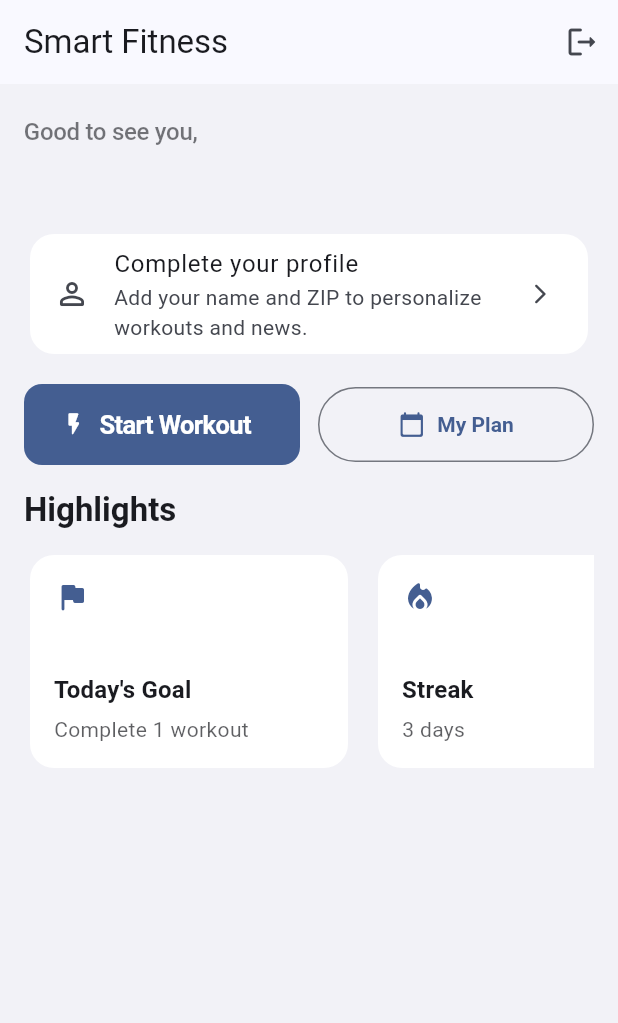
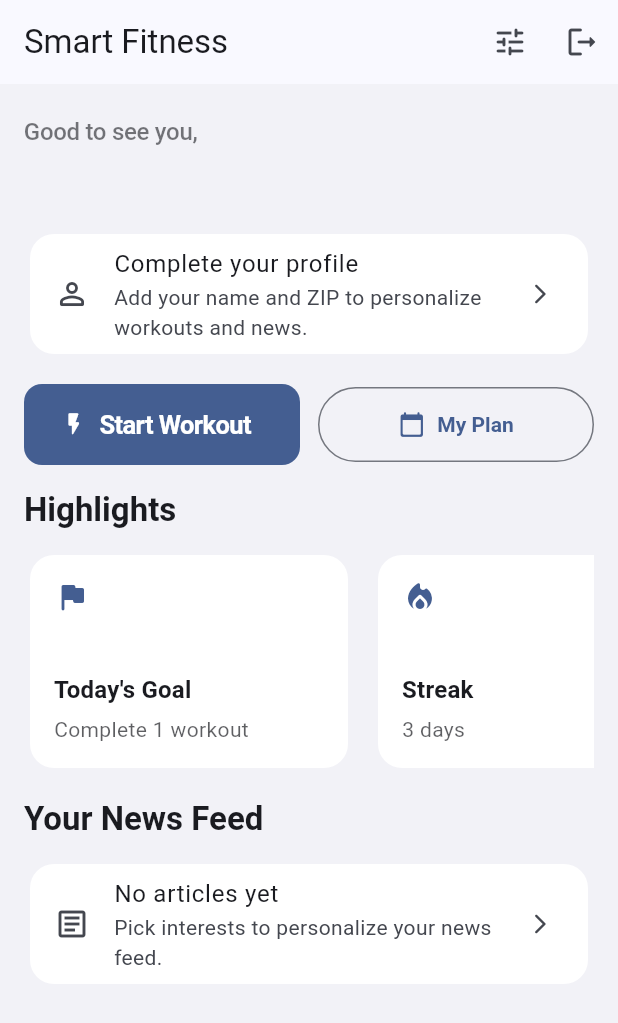
Before and after one commit to NghiaLam2026/SmartFitnessApp, a Flutter app: the screen it shows once a user with an empty profile is signed in, on a phone screen of 412 x 824 dp. Shown: the top 1023 px of the screen. Run offline on Flutter 3.47's test engine with Material 3 defaults, Android fonts, the light colour scheme and no system bars; our stand-ins replace flutter_dotenv, flutter_riverpod, go_router, supabase_flutter; accounts and stored records are empty; network calls fail.

Commit message:
add in user preferences for health news/articles

```diff
--- a/lib/features/home/presentation/home_page.dart
+++ b/lib/features/home/presentation/home_page.dart
@@ -3,12 +3,45 @@ import 'package:flutter_riverpod/flutter_riverpod.dart';
 import 'package:go_router/go_router.dart';
 import '../../auth/application/auth_controller.dart';
 import '../../../core/supabase/supabase_client.dart';
+import 'package:url_launcher/url_launcher.dart';
+
+final articlesProvider = FutureProvider.family<List<Map<String, dynamic>>, String?>((ref, userId) async {
+  if (userId == null) return <Map<String, dynamic>>[];
+  // Fetch user interests
+  final profile = await supabase
+      .from('profiles')
+      .select('interests, zip_code')
+      .eq('user_id', userId)
+      .maybeSingle();
+
+  final interests = profile?['interests'];
+  final List<String> topics = (interests is Map<String, dynamic> && interests['topics'] is List)
+      ? List<String>.from(interests['topics'] as List)
+      : <String>[];
+
+  // Build query for articles table using overlap of topics
+  final query = supabase.from('articles').select('id, title, url, source_id, published_at, topics, summary').order('published_at', ascending: false);
+  List<dynamic> rows;
+  if (topics.isEmpty) {
+    // No interests chosen: show latest overall
+    rows = await query.limit(10);
+  } else {
+    // Use @> or && semantics; Supabase PostgREST supports Postgres operators via query params
+    // We'll use 'overlaps' (&&) by applying .contains on text[] requires rpc; instead filter client-side after fetching a recent window
+    final recent = await query.limit(50);
+    rows = (recent as List<dynamic>).where((r) {
+      final t = (r['topics'] is List) ? List<String>.from(r['topics'] as List) : <String>[];
+      return t.any((x) => topics.contains(x));
+    }).take(10).toList();
+  }
+  return rows.cast<Map<String, dynamic>>();
+});
 
 final profileProvider = FutureProvider.family<Map<String, dynamic>?, String?>((ref, userId) async {
   if (userId == null) return null;
   final data = await supabase
       .from('profiles')
-      .select('display_name, zip_code')
+      .select('display_name, zip_code, interests')
       .eq('user_id', userId)
       .maybeSingle();
   return data;
@@ -21,6 +54,7 @@ class HomePage extends ConsumerWidget {
   Widget build(BuildContext context, WidgetRef ref) {
     final auth = ref.watch(authControllerProvider);
     final profileAsync = ref.watch(profileProvider(auth.user?.id));
+    final articlesAsync = ref.watch(articlesProvider(auth.user?.id));
 
     final name = profileAsync.maybeWhen(
       data: (p) => (p?['display_name'] as String?)?.trim(),
@@ -34,6 +68,11 @@ class HomePage extends ConsumerWidget {
       appBar: AppBar(
         title: const Text('Smart Fitness'),
         actions: [
+          IconButton(
+            onPressed: () => context.push('/interests'),
+            icon: const Icon(Icons.tune_rounded),
+            tooltip: 'Interests',
+          ),
           IconButton(
             onPressed: () => ref.read(authControllerProvider.notifier).signOut(context),
             icon: const Icon(Icons.logout_rounded),
@@ -52,6 +91,8 @@ class HomePage extends ConsumerWidget {
               _QuickActions(),
               const SizedBox(height: 16),
               _Highlights(),
+              const SizedBox(height: 16),
+              _ArticlesSection(articlesAsync: articlesAsync),
             ],
           ),
         ),
@@ -168,6 +209,92 @@ class _Highlights extends StatelessWidget {
   }
 }
 
+class _ArticlesSection extends ConsumerWidget {
+  const _ArticlesSection({required this.articlesAsync});
+  final AsyncValue<List<Map<String, dynamic>>> articlesAsync;
+
+  @override
+  Widget build(BuildContext context, WidgetRef ref) {
+    final theme = Theme.of(context);
+    return Column(
+      crossAxisAlignment: CrossAxisAlignment.start,
+      children: [
+        Text('Your News Feed', style: theme.textTheme.titleLarge?.copyWith(fontWeight: FontWeight.w700)),
+        const SizedBox(height: 12),
+        articlesAsync.when(
+          data: (articles) {
+            if (articles.isEmpty) {
+              return Card(
+                child: ListTile(
+                  leading: const Icon(Icons.article_outlined),
+                  title: const Text('No articles yet'),
+                  subtitle: const Text('Pick interests to personalize your news feed.'),
+                  trailing: const Icon(Icons.arrow_forward_ios_rounded, size: 16),
+                  onTap: () => context.push('/interests'),
+                ),
+              );
+            }
+            return Column(
+              children: [
+                for (final a in articles.take(10)) _ArticleTile(article: a),
+              ],
+            );
+          },
+          loading: () => const LinearProgressIndicator(minHeight: 2),
+          error: (_, __) => const SizedBox.shrink(),
+        ),
+      ],
+    );
+  }
+}
+
+class _ArticleTile extends StatelessWidget {
+  const _ArticleTile({required this.article});
+  final Map<String, dynamic> article;
+
+  @override
+  Widget build(BuildContext context) {
+    final theme = Theme.of(context);
+    final String title = (article['title'] as String?) ?? 'Untitled';
+    final String url = (article['url'] as String?) ?? '';
+    final DateTime? publishedAt = article['published_at'] != null
+        ? DateTime.tryParse(article['published_at'] as String)
+        : null;
+    final String subtitle = publishedAt != null
+        ? 'Published ${_formatRelative(publishedAt)}'
+        : 'Tap to read';
+    return Card(
+      child: ListTile(
+        leading: const Icon(Icons.public),
+        title: Text(title, style: theme.textTheme.titleMedium?.copyWith(fontWeight: FontWeight.w600)),
+        subtitle: Text(
+          subtitle,
+          style: theme.textTheme.bodySmall?.copyWith(color: theme.colorScheme.onSurface.withOpacity(0.7)),
+          maxLines: 2,
+          overflow: TextOverflow.ellipsis,
+        ),
+        trailing: const Icon(Icons.open_in_new_rounded, size: 18),
+        onTap: () async {
+          if (url.isEmpty) return;
+          final uri = Uri.parse(url);
+          if (await canLaunchUrl(uri)) {
+            await launchUrl(uri, mode: LaunchMode.externalApplication);
+          }
+        },
+      ),
+    );
+  }
+
+  String _formatRelative(DateTime dt) {
+    final now = DateTime.now();
+    final diff = now.difference(dt);
+    if (diff.inMinutes < 60) return '${diff.inMinutes}m ago';
+    if (diff.inHours < 24) return '${diff.inHours}h ago';
+    if (diff.inDays < 7) return '${diff.inDays}d ago';
+    return '${dt.year}-${dt.month.toString().padLeft(2, '0')}-${dt.day.toString().padLeft(2, '0')}';
+  }
+}
+
 class _HighlightCard extends StatelessWidget {
   const _HighlightCard({required this.title, required this.subtitle, required this.icon});
   final String title;
--- a/lib/main.dart
+++ b/lib/main.dart
@@ -6,6 +6,7 @@ import 'core/supabase/supabase_client.dart';
 import 'features/auth/presentation/login_page.dart';
 import 'features/auth/presentation/signup_page.dart';
 import 'features/home/presentation/home_page.dart';
+import 'features/profile/presentation/interests_page.dart';
 
 class GoRouterRefreshStream extends ChangeNotifier {
   GoRouterRefreshStream(Stream<dynamic> stream) {
@@ -51,6 +52,10 @@ final _router = GoRouter(
     GoRoute(
       path: '/home',
       builder: (context, state) => const HomePage(),
+    ),
+    GoRoute(
+      path: '/interests',
+      builder: (context, state) => const InterestsPage(),
     ),
   ],
 );
--- a/pubspec.yaml
+++ b/pubspec.yaml
@@ -36,6 +36,7 @@ dependencies:
   flutter_dotenv: ^5.1.0
   flutter_secure_storage: ^9.0.0
   dio: ^5.4.0
+  url_launcher: ^6.3.0
 
   # The following adds the Cupertino Icons font to your application.
   # Use with the CupertinoIcons class for iOS style icons.
```
Also changed, not shown: lib/features/auth/application/auth_controller.dart (+25 -1 lines), lib/features/profile/presentation/interests_page.dart (added, +201 -0 lines), pubspec.lock.
